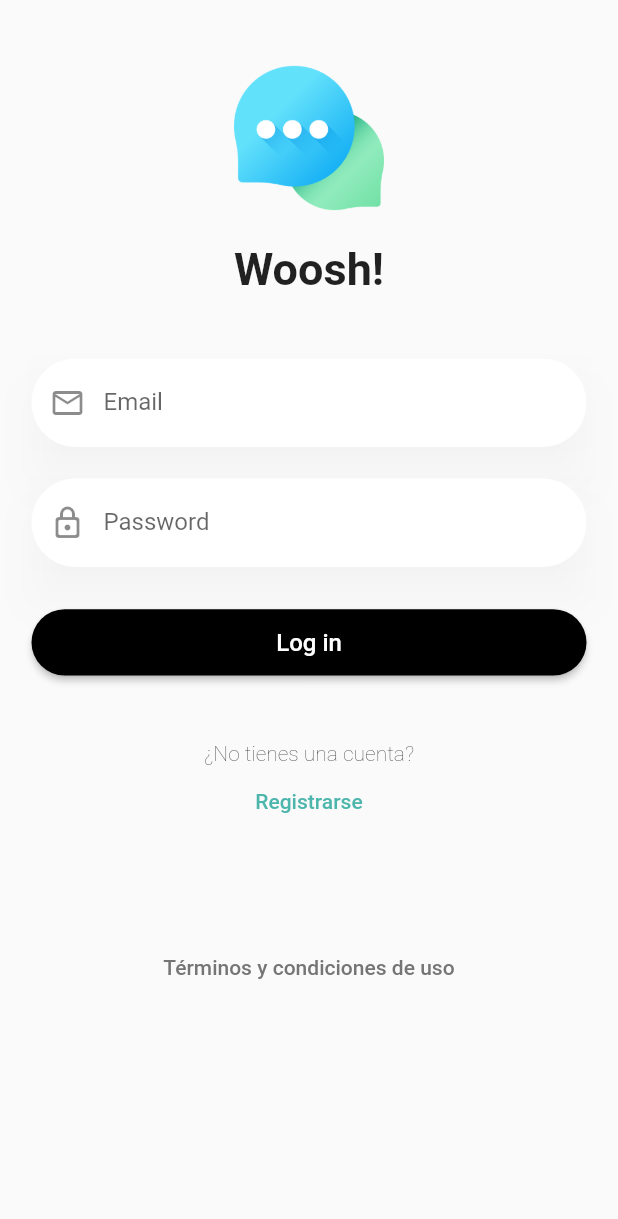
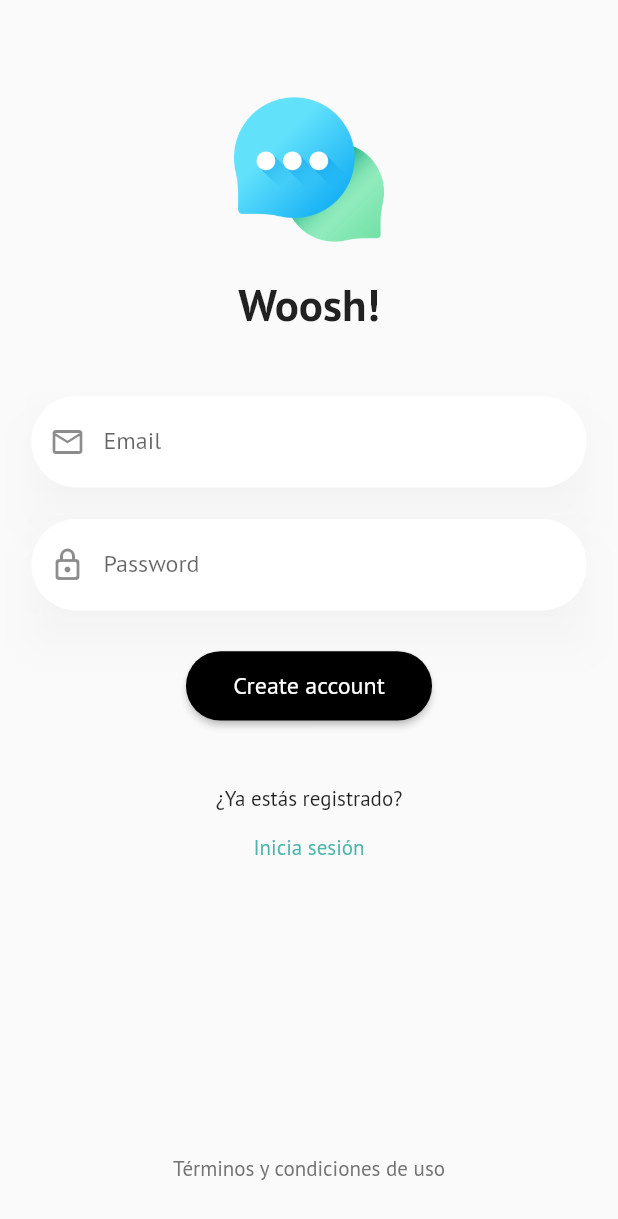
Before and after one commit to andrespd99/chat-app, a Flutter app: the screen it shows after launch, after a tap on "Registrarse", on a phone screen of 412 x 824 dp. Shown: the top 1219 px of the screen. Run offline on Flutter 3.47's test engine with Material 2 defaults, Android fonts, the phone set to English and light mode, and no system bars; our stand-ins replace google_fonts.

Commit message:
Sign up page created and optimized auth UI

```diff
--- a/lib/main.dart
+++ b/lib/main.dart
@@ -1,8 +1,9 @@
+import 'package:flutter/material.dart';
+import 'package:google_fonts/google_fonts.dart';
+
 import 'package:chat/consts.dart';
+import 'package:chat/routes/routes.dart';
 import 'package:chat/pages/login_page.dart';
-import 'package:chat/pages/users_page.dart';
-import 'package:chat/routes/routes.dart';
-import 'package:flutter/material.dart';
 
 void main() => runApp(MyApp());
 
@@ -18,6 +19,7 @@ class MyApp extends StatelessWidget {
       initialRoute: LoginPage.routeName,
       routes: appRoutes,
       theme: ThemeData(
+          textTheme: GoogleFonts.ptSansTextTheme(),
           colorScheme: Theme.of(context).colorScheme.copyWith(
                 primary: Colors.teal.shade300,
                 secondary: Colors.black,
--- a/lib/pages/login_page.dart
+++ b/lib/pages/login_page.dart
@@ -1,6 +1,11 @@
+import 'package:chat/widgets/terms_and_conditions_button.dart';
+import 'package:flutter/material.dart';
+
 import 'package:chat/consts.dart';
+import 'package:chat/validators.dart';
+import 'package:chat/widgets/logo.dart';
+import 'package:chat/widgets/auth_labels.dart';
 import 'package:chat/widgets/elevated_text_input.dart';
-import 'package:flutter/material.dart';
 
 class LoginPage extends StatelessWidget {
   static const String routeName = 'login';
@@ -9,40 +14,40 @@ class LoginPage extends StatelessWidget {
 
   @override
   Widget build(BuildContext context) {
-    final heigh = MediaQuery.of(context).size.height -
-        MediaQuery.of(context).padding.vertical;
+    const AuthState authState = AuthState.login;
 
     return Scaffold(
-      body: SafeArea(
-        child: Container(
-          padding: const EdgeInsets.symmetric(horizontal: Consts.padding),
-          height: heigh,
-          child: ListView(
-            // shrinkWrap: true,
-            children: [
-              const SizedBox(height: Consts.padding * 2),
-              const _Logo(),
-              const SizedBox(height: Consts.padding * 2),
-              _Form(),
-              const SizedBox(height: Consts.padding * 1.25),
-              ElevatedButton(
-                child: const Text(
-                  'Log in',
-                  style: TextStyle(fontSize: 16.0),
-                ),
-                onPressed: () {},
-              ),
-              const SizedBox(height: Consts.padding * 2),
-              const _Labels(),
-              const SizedBox(height: Consts.padding * 3),
-              TextButton(
-                child: const Text('Términos y condiciones de uso'),
-                onPressed: () {},
-                style: TextButton.styleFrom(
-                  primary: Colors.grey.shade600,
+      body: LayoutBuilder(
+        builder: (context, constraints) => SingleChildScrollView(
+          child: ConstrainedBox(
+            constraints: BoxConstraints(
+              minHeight: constraints.maxHeight,
+              minWidth: constraints.maxWidth,
+            ),
+            child: IntrinsicHeight(
+              child: SafeArea(
+                child: Padding(
+                  padding: const EdgeInsets.all(Consts.padding),
+                  child: Column(
+                    // shrinkWrap: true,
+                    mainAxisSize: MainAxisSize.max,
+                    children: const [
+                      SizedBox(height: Consts.padding * 2),
+                      Logo(),
+                      SizedBox(height: Consts.padding * 2),
+                      _Form(),
+                      SizedBox(height: Consts.padding * 1.25),
+                      _LoginButton(),
+                      SizedBox(height: Consts.padding * 2),
+                      AuthLabels(authState),
+                      SizedBox(height: Consts.padding * 3),
+                      Spacer(),
+                      TermsAndConditionsTextButton()
+                    ],
+                  ),
                 ),
               ),
-            ],
+            ),
           ),
         ),
       ),
@@ -50,35 +55,8 @@ class LoginPage extends StatelessWidget {
   }
 }
 
-class _Logo extends StatelessWidget {
-  const _Logo({Key? key}) : super(key: key);
-
-  @override
-  Widget build(BuildContext context) {
-    return Center(
-      child: Column(
-        children: const [
-          Image(
-            image: AssetImage('assets/logo.png'),
-            fit: BoxFit.cover,
-            height: 100.0,
-          ),
-          SizedBox(height: 20.0),
-          Text(
-            'Woosh!',
-            style: TextStyle(
-              fontSize: 30.0,
-              fontWeight: FontWeight.w600,
-            ),
-          ),
-        ],
-      ),
-    );
-  }
-}
-
 class _Form extends StatefulWidget {
-  _Form({Key? key}) : super(key: key);
+  const _Form({Key? key}) : super(key: key);
 
   @override
   State<_Form> createState() => __FormState();
@@ -99,21 +77,29 @@ class __FormState extends State<_Form> {
           ElevatedTextField(
             TextFormField(
               controller: _emailController,
+              textInputAction: TextInputAction.next,
               keyboardType: TextInputType.emailAddress,
+              autovalidateMode: AutovalidateMode.onUserInteraction,
+              validator: (value) => Validators.checkEmail(value),
               decoration: const InputDecoration(
                 labelText: 'Email',
                 prefixIcon: Icon(Icons.mail_outline),
+                errorMaxLines: 10,
               ),
             ),
           ),
           const SizedBox(height: Consts.padding),
           ElevatedTextField(
             TextFormField(
+              obscureText: true,
               controller: _passwordController,
-              obscureText: true,
+              autovalidateMode: AutovalidateMode.onUserInteraction,
+              validator: (value) =>
+                  (value!.isEmpty) ? 'Enter your password' : null,
               decoration: const InputDecoration(
                 labelText: 'Password',
                 prefixIcon: Icon(Icons.lock_outline_rounded),
+                errorMaxLines: 10,
               ),
             ),
           ),
@@ -123,24 +109,19 @@ class __FormState extends State<_Form> {
   }
 }
 
-class _Labels extends StatelessWidget {
-  const _Labels({Key? key}) : super(key: key);
+class _LoginButton extends StatelessWidget {
+  const _LoginButton({
+    Key? key,
+  }) : super(key: key);
 
   @override
   Widget build(BuildContext context) {
-    return Column(
-      children: [
-        const Text(
-          '¿No tienes una cuenta?',
-          style: TextStyle(
-            fontWeight: FontWeight.w200,
-          ),
-        ),
-        TextButton(
-          child: const Text('Registrarse'),
-          onPressed: () {},
-        ),
-      ],
+    return ElevatedButton(
+      child: const Text(
+        'Log in',
+        style: TextStyle(fontSize: 16.0),
+      ),
+      onPressed: () {},
     );
   }
 }
--- a/lib/pages/signup_page.dart
+++ b/lib/pages/signup_page.dart
@@ -1,4 +1,11 @@
 import 'package:flutter/material.dart';
+
+import 'package:chat/consts.dart';
+import 'package:chat/validators.dart';
+import 'package:chat/widgets/logo.dart';
+import 'package:chat/widgets/auth_labels.dart';
+import 'package:chat/widgets/elevated_text_input.dart';
+import 'package:chat/widgets/terms_and_conditions_button.dart';
 
 class SignupPage extends StatelessWidget {
   static const String routeName = 'signup';
@@ -7,6 +14,113 @@ class SignupPage extends StatelessWidget {
 
   @override
   Widget build(BuildContext context) {
-    return Container();
+    const AuthState authState = AuthState.signUp;
+
+    return Scaffold(
+      body: LayoutBuilder(
+        builder: (context, constraints) => SingleChildScrollView(
+          child: ConstrainedBox(
+            constraints: BoxConstraints(
+              minHeight: constraints.maxHeight,
+              minWidth: constraints.maxWidth,
+            ),
+            child: IntrinsicHeight(
+              child: SafeArea(
+                child: Padding(
+                  padding: const EdgeInsets.all(Consts.padding),
+                  child: Column(
+                    // shrinkWrap: true,
+                    mainAxisSize: MainAxisSize.max,
+                    children: const [
+                      SizedBox(height: Consts.padding * 2),
+                      Logo(),
+                      SizedBox(height: Consts.padding * 2),
+                      _Form(),
+                      SizedBox(height: Consts.padding * 1.25),
+                      _SignUpButton(),
+                      SizedBox(height: Consts.padding * 2),
+                      AuthLabels(authState),
+                      SizedBox(height: Consts.padding * 3),
+                      Spacer(),
+                      TermsAndConditionsTextButton(),
+                    ],
+                  ),
+                ),
+              ),
+            ),
+          ),
+        ),
+      ),
+    );
   }
 }
+
+class _Form extends StatefulWidget {
+  const _Form({Key? key}) : super(key: key);
+
+  @override
+  State<_Form> createState() => __FormState();
+}
+
+class __FormState extends State<_Form> {
+  final _formKey = GlobalKey<FormState>();
+
+  final _emailController = TextEditingController();
+  final _passwordController = TextEditingController();
+
+  @override
+  Widget build(BuildContext context) {
+    return Form(
+      key: _formKey,
+      child: Column(
+        children: [
+          ElevatedTextField(
+            TextFormField(
+              controller: _emailController,
+              textInputAction: TextInputAction.next,
+              keyboardType: TextInputType.emailAddress,
+              autovalidateMode: AutovalidateMode.onUserInteraction,
+              validator: (value) => Validators.checkEmail(value),
+              decoration: const InputDecoration(
+                labelText: 'Email',
+                prefixIcon: Icon(Icons.mail_outline),
+                errorMaxLines: 10,
+              ),
+            ),
+          ),
+          const SizedBox(height: Consts.padding),
+          ElevatedTextField(
+            TextFormField(
+              obscureText: true,
+              controller: _passwordController,
+              autovalidateMode: AutovalidateMode.onUserInteraction,
+              validator: (value) => Validators.checkPassword(value),
+              decoration: const InputDecoration(
+                labelText: 'Password',
+                prefixIcon: Icon(Icons.lock_outline_rounded),
+                errorMaxLines: 10,
+              ),
+            ),
+          ),
+        ],
+      ),
+    );
+  }
+}
+
+class _SignUpButton extends StatelessWidget {
+  const _SignUpButton({
+    Key? key,
+  }) : super(key: key);
+
+  @override
+  Widget build(BuildContext context) {
+    return ElevatedButton(
+      child: const Text(
+        'Create account',
+        style: TextStyle(fontSize: 16.0),
+      ),
+      onPressed: () {},
+    );
+  }
+}
--- /dev/null
+++ b/lib/validators.dart
@@ -0,0 +1,77 @@
+class Validators {
+  /// Validates that the value is a valid email address.
+  static final RegExp _goodEmailFormat = RegExp(
+    r"^([\w-]+(?:\.[\w-]+)*)@((?:[\w-]+\.)*\w[\w-]{0,66})\.([a-z]{2,6}(?:\.[a-z]{2})?)$",
+    caseSensitive: false,
+  );
+
+  /// Checks if email is valid. If it is, returns `null`, otherwise returns an error message.
+  static String? checkEmail(String? email) {
+    /// If email is empty.
+    if (email == null || email.isEmpty) {
+      return 'Email is required';
+    }
+
+    /// If email is not valid.
+    if (!_goodEmailFormat.hasMatch(email)) {
+      return 'Please enter a valid email address';
+    }
+
+    return null;
+  }
+
+  /// Checks if password has valid format. If not, returns an error message.
+  static String? checkPassword(String? password) {
+    /// If email is empty.
+    if (password == null || password.isEmpty) {
+      return 'Enter a password';
+    }
+
+    /// If email is not valid.
+    if (!_PasswordRegExp.lenghtRule.hasMatch(password)) {
+      return _PasswordRegExp.lenghtRuleErrorMessage;
+    }
+
+    if (!_PasswordRegExp.upperCaseRule.hasMatch(password)) {
+      return _PasswordRegExp.upperCaseRuleErrorMessage;
+    }
+
+    if (!_PasswordRegExp.lowerCaseRule.hasMatch(password)) {
+      return _PasswordRegExp.lowerCaseRuleErrorMessage;
+    }
+
+    if (!_PasswordRegExp.digitRule.hasMatch(password)) {
+      return _PasswordRegExp.digitRuleErrorMessage;
+    }
+
+    if (!_PasswordRegExp.specialCharacterRule.hasMatch(password)) {
+      return _PasswordRegExp.specialCharacterRuleErrorMessage;
+    }
+
+    return null;
+  }
+}
+
+class _PasswordRegExp {
+  static RegExp upperCaseRule = RegExp(r'(?=(?:.*[A-Z]){1,})');
+  static String upperCaseRuleErrorMessage =
+      'Password must contain at least one upper case letter';
+
+  static RegExp lowerCaseRule = RegExp(r'(?=(?:.*[a-z]){1,})');
+  static String lowerCaseRuleErrorMessage =
+      'Password must contain at least one lower case letter';
+
+  static RegExp digitRule = RegExp(r'(?=(?:.*\d){1,})');
+  static String digitRuleErrorMessage =
+      'Password must contain at least one digit (0-9)';
+
+  static RegExp specialCharacterRule =
+      RegExp(r'(?=(?:.*[!@#$%^&*()\-_=+{};:,<.>]){1,})');
+  static String specialCharacterRuleErrorMessage =
+      r'Password must contain at least one of these special characters: !@#$%^&*()\-_=+{};:,<.>';
+
+  static RegExp lenghtRule =
+      RegExp(r'([A-Za-z0-9!@#$%^&*()\-_=+{};:,<.>]{8,46})');
+  static String lenghtRuleErrorMessage =
+      r'Password must have atleast 8 characters and no more than 46 characters.';
+}
--- /dev/null
+++ b/lib/widgets/auth_labels.dart
@@ -0,0 +1,49 @@
+import 'package:flutter/material.dart';
+
+import 'package:chat/pages/login_page.dart';
+import 'package:chat/pages/signup_page.dart';
+
+enum AuthState { signUp, login }
+
+class AuthLabels extends StatelessWidget {
+  final AuthState authState;
+
+  const AuthLabels(this.authState, {Key? key}) : super(key: key);
+
+  @override
+  Widget build(BuildContext context) {
+    if (authState == AuthState.login) {
+      return Column(
+        children: [
+          const Text(
+            '¿No tienes una cuenta?',
+            style: TextStyle(
+              fontWeight: FontWeight.w200,
+            ),
+          ),
+          TextButton(
+            child: const Text('Registrarse'),
+            onPressed: () =>
+                Navigator.popAndPushNamed(context, SignupPage.routeName),
+          ),
+        ],
+      );
+    }
+
+    return Column(
+      children: [
+        const Text(
+          '¿Ya estás registrado?',
+          style: TextStyle(
+            fontWeight: FontWeight.w200,
+          ),
+        ),
+        TextButton(
+          child: const Text('Inicia sesión'),
+          onPressed: () =>
+              Navigator.popAndPushNamed(context, LoginPage.routeName),
+        ),
+      ],
+    );
+  }
+}
--- /dev/null
+++ b/lib/widgets/logo.dart
@@ -0,0 +1,28 @@
+import 'package:flutter/material.dart';
+
+class Logo extends StatelessWidget {
+  const Logo({Key? key}) : super(key: key);
+
+  @override
+  Widget build(BuildContext context) {
+    return Center(
+      child: Column(
+        children: const [
+          Image(
+            image: AssetImage('assets/logo.png'),
+            fit: BoxFit.cover,
+            height: 100.0,
+          ),
+          SizedBox(height: 20.0),
+          Text(
+            'Woosh!',
+            style: TextStyle(
+              fontSize: 30.0,
+              fontWeight: FontWeight.w600,
+            ),
+          ),
+        ],
+      ),
+    );
+  }
+}
--- /dev/null
+++ b/lib/widgets/terms_and_conditions_button.dart
@@ -0,0 +1,18 @@
+import 'package:flutter/material.dart';
+
+class TermsAndConditionsTextButton extends StatelessWidget {
+  const TermsAndConditionsTextButton({
+    Key? key,
+  }) : super(key: key);
+
+  @override
+  Widget build(BuildContext context) {
+    return TextButton(
+      child: const Text('Términos y condiciones de uso'),
+      onPressed: () {},
+      style: TextButton.styleFrom(
+        primary: Colors.grey.shade600,
+      ),
+    );
+  }
+}
```
